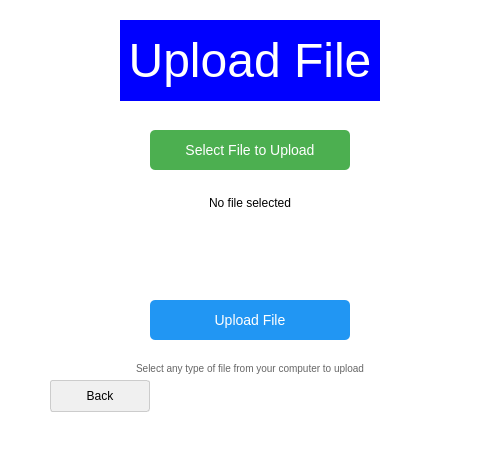
First picture: the form in FrontEnd/UploadPage/uploadpage.ui, repository Patrickwalsh33/EPICFileShareClient, before the edit.
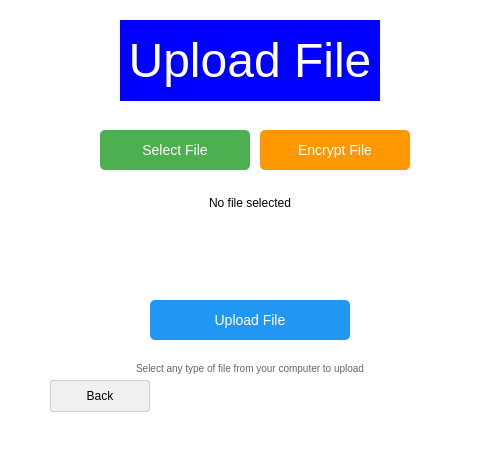
Second picture: the form after the edit.

```diff
--- a/FrontEnd/UploadPage/uploadpage.ui
+++ b/FrontEnd/UploadPage/uploadpage.ui
@@ -46,9 +46,9 @@
         <widget class="QPushButton" name="selectFileButton">
             <property name="geometry">
                 <rect>
-                    <x>150</x>
+     <x>100</x>
                     <y>130</y>
-                    <width>200</width>
+     <width>150</width>
                     <height>40</height>
                 </rect>
             </property>
@@ -56,7 +56,23 @@
                 <string notr="true">color: white; background-color: #4CAF50; border: none; border-radius: 5px; font-size: 14px;</string>
             </property>
             <property name="text">
-                <string>Select File to Upload</string>
+    <string>Select File</string>
+   </property>
+  </widget>
+  <widget class="QPushButton" name="encryptButton">
+   <property name="geometry">
+    <rect>
+     <x>260</x>
+     <y>130</y>
+     <width>150</width>
+     <height>40</height>
+    </rect>
+   </property>
+   <property name="styleSheet">
+    <string notr="true">color: white; background-color: #FF9800; border: none; border-radius: 5px; font-size: 14px;</string>
+   </property>
+   <property name="text">
+    <string>Encrypt File</string>
             </property>
         </widget>
         <widget class="QLabel" name="selectedFileLabel">
```
Left out of the diff: 4 changed lines with no effect on the pictures. Lines whose indentation alone changed are shown as unchanged.
